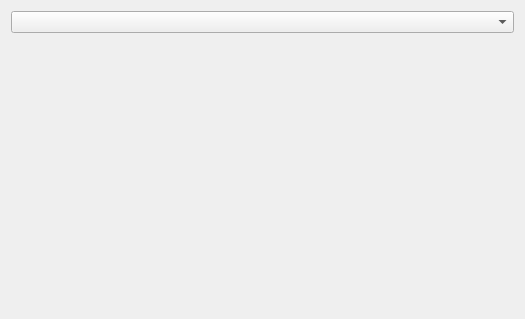
Above: Resources/UI/qSlicerRos2ModuleWidget.ui from rosmed/slicer_ros2_module before the change. Below: the same form after it.
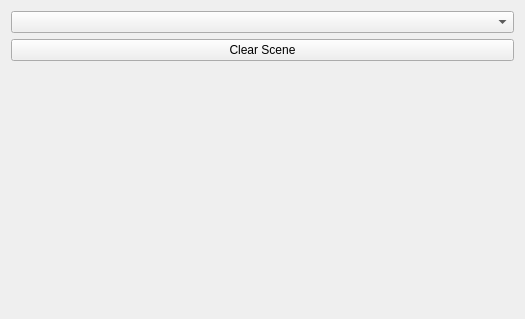
That is the form after the change. Custom widgets are drawn as their Qt base class.

Commit message: Re #16: Added a clear scene button to get rid of stl models and transforms.

Diff of the .ui file:
```diff
--- a/Resources/UI/qSlicerRos2ModuleWidget.ui
+++ b/Resources/UI/qSlicerRos2ModuleWidget.ui
@@ -17,6 +17,13 @@
    <item>
     <widget class="QComboBox" name="fileSelector"/>
    </item>
+   <item>
+    <widget class="QPushButton" name="clearSceneButton">
+     <property name="text">
+      <string>Clear Scene</string>
+     </property>
+    </widget>
+   </item>
    <item>
     <spacer name="verticalSpacer">
      <property name="orientation">
```
The commit also changes 4 other files.
